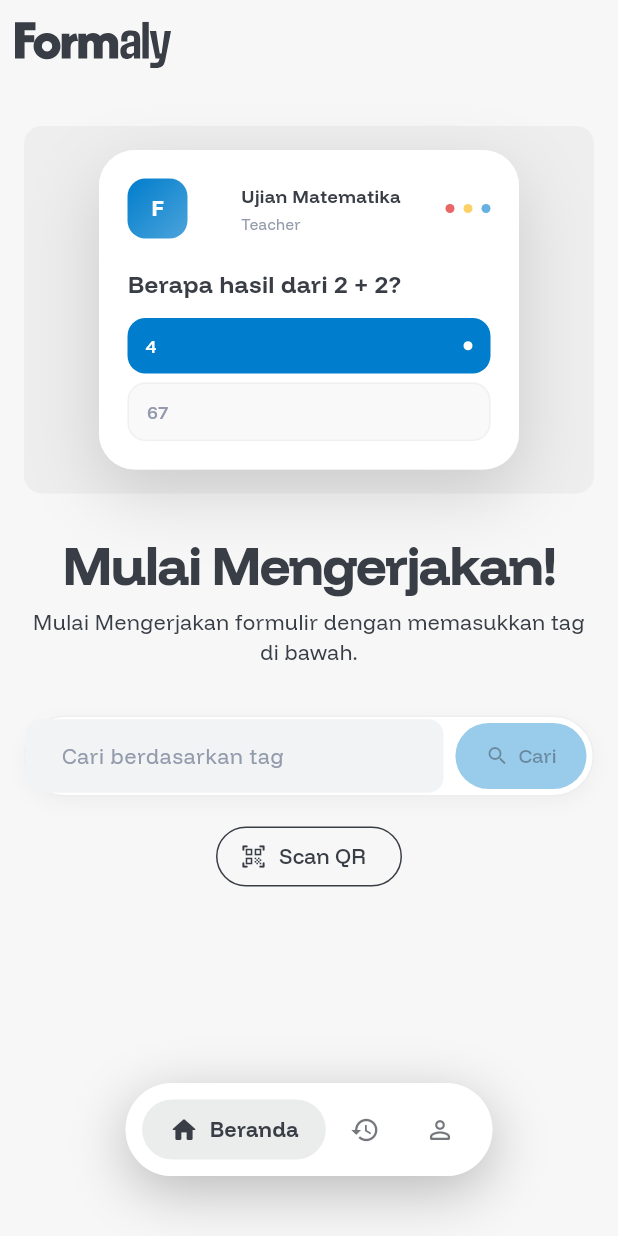
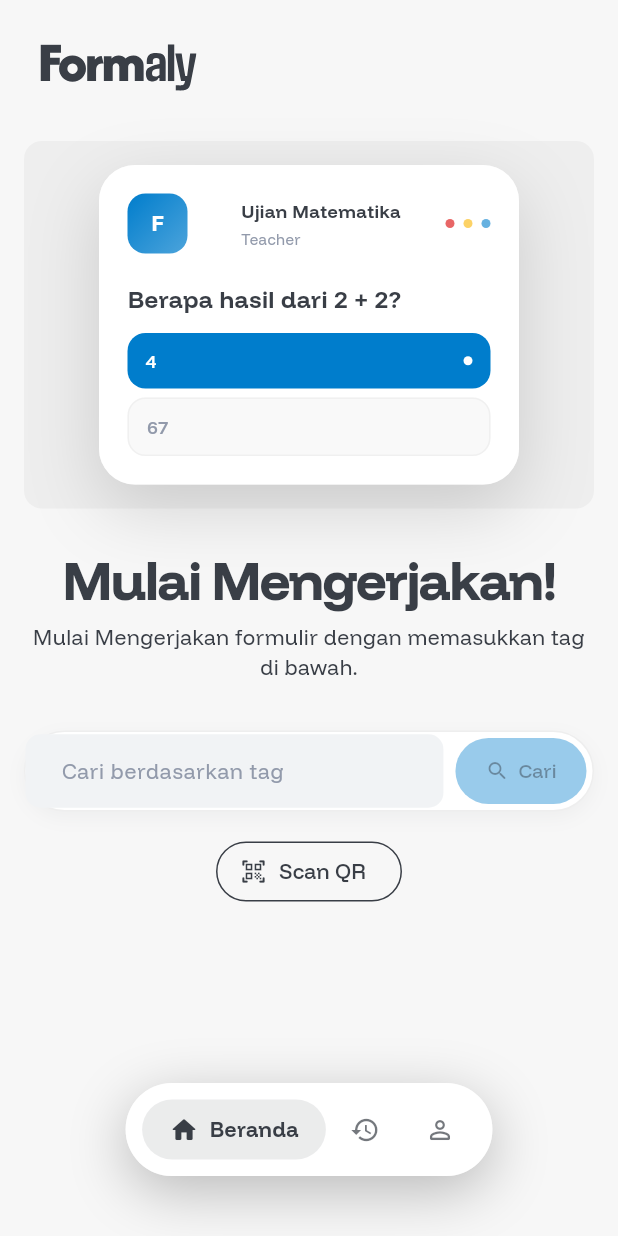
Before and after one commit to itzfurizugg/Formaly, a Flutter app: the screen it shows once a user with an empty profile is signed in, on a phone screen of 412 x 824 dp. Run offline on Flutter 3.47's test engine with Material 3 defaults, Android fonts, the phone set to English and light mode, and no system bars; our stand-ins replace animate_do, flutter_svg, flutter_widget_from_html_core, shared_preferences, supabase_flutter; missing offline and left inert: flutter_ntp, mobile_scanner; accounts and stored records are empty.

Commit message:
fixed topbar size

```diff
--- a/lib/widgets/formaly_top_bar.dart
+++ b/lib/widgets/formaly_top_bar.dart
@@ -13,11 +13,11 @@ class FormalyTopBar extends StatelessWidget {
       child: SafeArea(
         bottom: false,
         child: SizedBox(
-          height: 60,
-          child: Padding(
-            padding: const EdgeInsets.all(10),
-            child: Align(
-              alignment: Alignment.centerLeft,
+          height: 70,
+          child: Align(
+            alignment: Alignment.centerLeft,
+            child: Container(
+              margin: const EdgeInsets.only(left: 27, top: 20),
               child: SvgPicture.asset(
                 'assets/logo/logo.svg',
                 width: 104,
```
